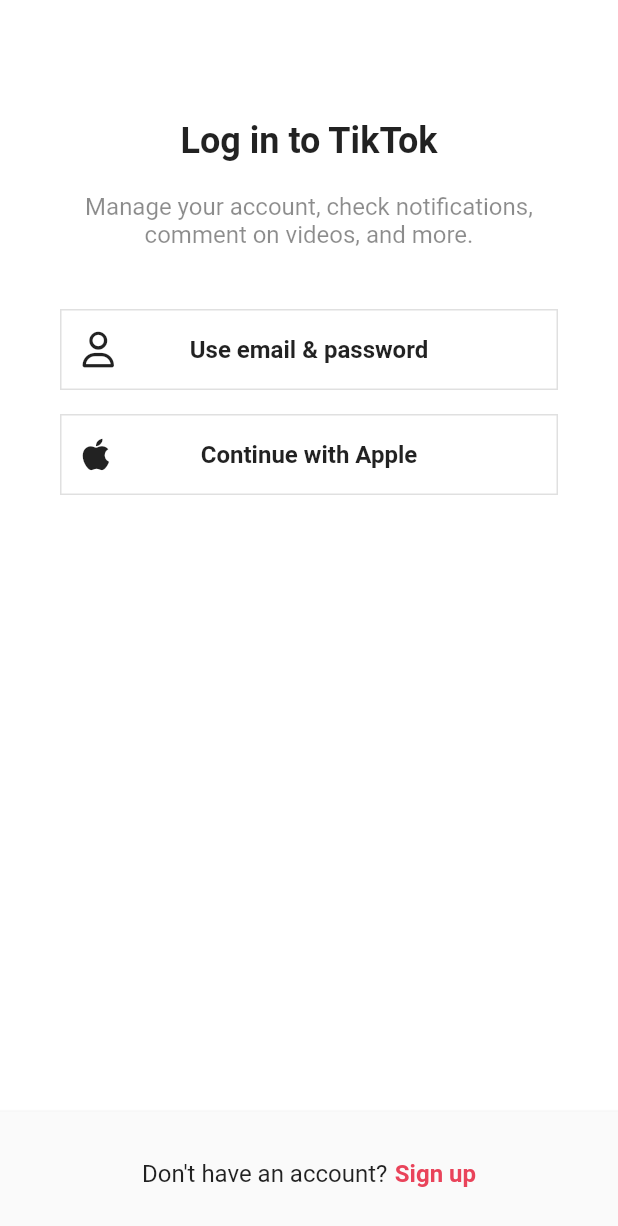
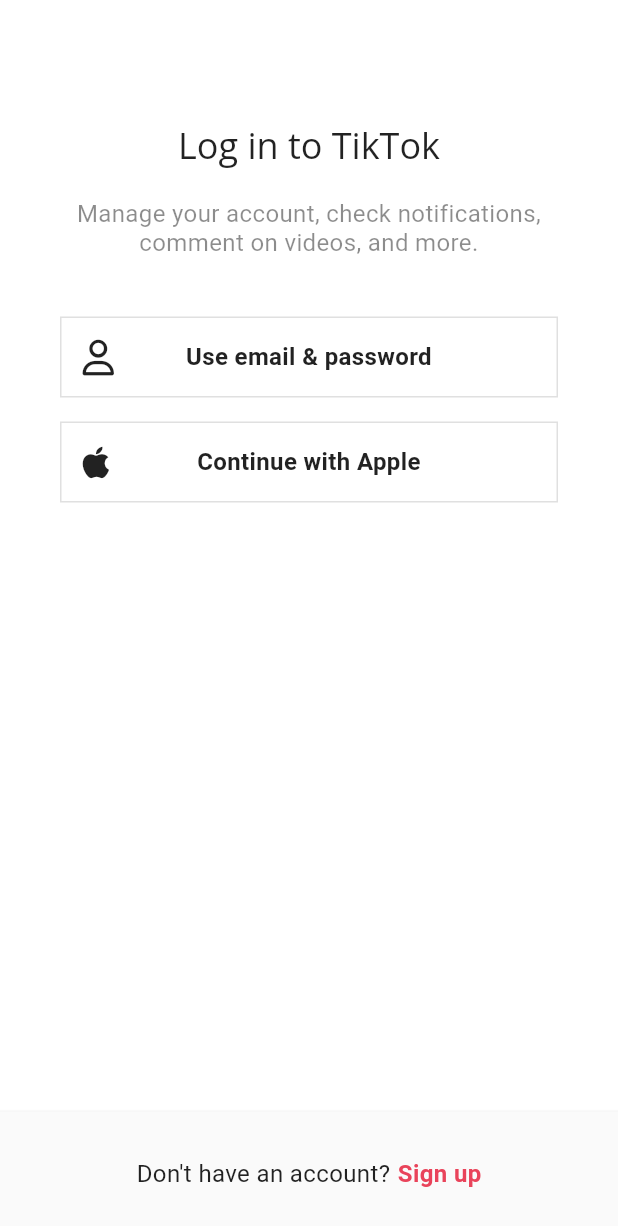
Before and after one commit to ghrms80/tiktok-clone, a Flutter app: the screen it shows after launch, after a tap on "Log in", on a phone screen of 412 x 824 dp. Shown: the top 1226 px of the screen. Run offline on Flutter 3.47's test engine with Material 2 defaults, Android fonts, the phone set to English and light mode, and no system bars; our stand-ins replace font_awesome_flutter, google_fonts, marquee, video_player, visibility_detector; network calls fail.

Commit message:
15.2 TextTheme

```diff
--- a/lib/features/authentication/login_screen.dart
+++ b/lib/features/authentication/login_screen.dart
@@ -31,12 +31,9 @@ class LoginScreen extends StatelessWidget {
           child: Column(
             children: [
               Gaps.v80,
-              const Text(
+              Text(
                 "Log in to TikTok",
-                style: TextStyle(
-                  fontSize: Sizes.size24,
-                  fontWeight: FontWeight.w700,
-                ),
+                style: Theme.of(context).textTheme.headlineSmall,
               ),
               Gaps.v20,
               const Text(
--- a/lib/features/authentication/sign_up_screen.dart
+++ b/lib/features/authentication/sign_up_screen.dart
@@ -39,12 +39,12 @@ class SignUpScreen extends StatelessWidget {
               child: Column(
                 children: [
                   Gaps.v64,
-                  const Text(
+                  Text(
                     "Sign up for TikTok",
-                    style: TextStyle(
-                      fontSize: Sizes.size24,
-                      fontWeight: FontWeight.w700,
-                    ),
+                    style: Theme.of(context)
+                        .textTheme
+                        .headlineSmall!
+                        .copyWith(color: Colors.red),
                   ),
                   Gaps.v16,
                   const Opacity(
--- a/lib/main.dart
+++ b/lib/main.dart
@@ -1,5 +1,6 @@
 import 'package:flutter/material.dart';
 import 'package:flutter/services.dart';
+import 'package:google_fonts/google_fonts.dart';
 import 'package:tiktok_clone/constants/sizes.dart';
 import 'package:tiktok_clone/features/authentication/sign_up_screen.dart';
 
@@ -30,6 +31,34 @@ class TicTokApp extends StatelessWidget {
       themeMode: ThemeMode.system,
       theme: ThemeData(
         brightness: Brightness.light,
+        textTheme: TextTheme(
+          displayLarge: GoogleFonts.openSans(
+              fontSize: 95, fontWeight: FontWeight.w300, letterSpacing: -1.5),
+          displayMedium: GoogleFonts.openSans(
+              fontSize: 59, fontWeight: FontWeight.w300, letterSpacing: -0.5),
+          displaySmall:
+              GoogleFonts.openSans(fontSize: 48, fontWeight: FontWeight.w400),
+          headlineMedium: GoogleFonts.openSans(
+              fontSize: 34, fontWeight: FontWeight.w400, letterSpacing: 0.25),
+          headlineSmall:
+              GoogleFonts.openSans(fontSize: 24, fontWeight: FontWeight.w400),
+          titleLarge: GoogleFonts.openSans(
+              fontSize: 20, fontWeight: FontWeight.w500, letterSpacing: 0.15),
+          titleMedium: GoogleFonts.openSans(
+              fontSize: 16, fontWeight: FontWeight.w400, letterSpacing: 0.15),
+          titleSmall: GoogleFonts.openSans(
+              fontSize: 14, fontWeight: FontWeight.w500, letterSpacing: 0.1),
+          bodyLarge: GoogleFonts.roboto(
+              fontSize: 16, fontWeight: FontWeight.w400, letterSpacing: 0.5),
+          bodyMedium: GoogleFonts.roboto(
+              fontSize: 14, fontWeight: FontWeight.w400, letterSpacing: 0.25),
+          labelLarge: GoogleFonts.roboto(
+              fontSize: 14, fontWeight: FontWeight.w500, letterSpacing: 1.25),
+          bodySmall: GoogleFonts.roboto(
+              fontSize: 12, fontWeight: FontWeight.w400, letterSpacing: 0.4),
+          labelSmall: GoogleFonts.roboto(
+              fontSize: 10, fontWeight: FontWeight.w400, letterSpacing: 1.5),
+        ),
         scaffoldBackgroundColor: Colors.white,
         primaryColor: const Color(0xFFE9435A),
         textSelectionTheme: const TextSelectionThemeData(
--- a/pubspec.yaml
+++ b/pubspec.yaml
@@ -39,6 +39,7 @@ dependencies:
   video_player: 2.4.10
   visibility_detector: 0.3.3
   marquee: ^2.2.3
+  google_fonts: 4.0.1
 
 dev_dependencies:
   flutter_test:
```
Also changed, not shown: lib/features/inbox/chat_detail_screen.dart (+9 -9 lines), lib/features/settings/settings_screen.dart (+1 -14 lines), pubspec.lock, 2 other files.
